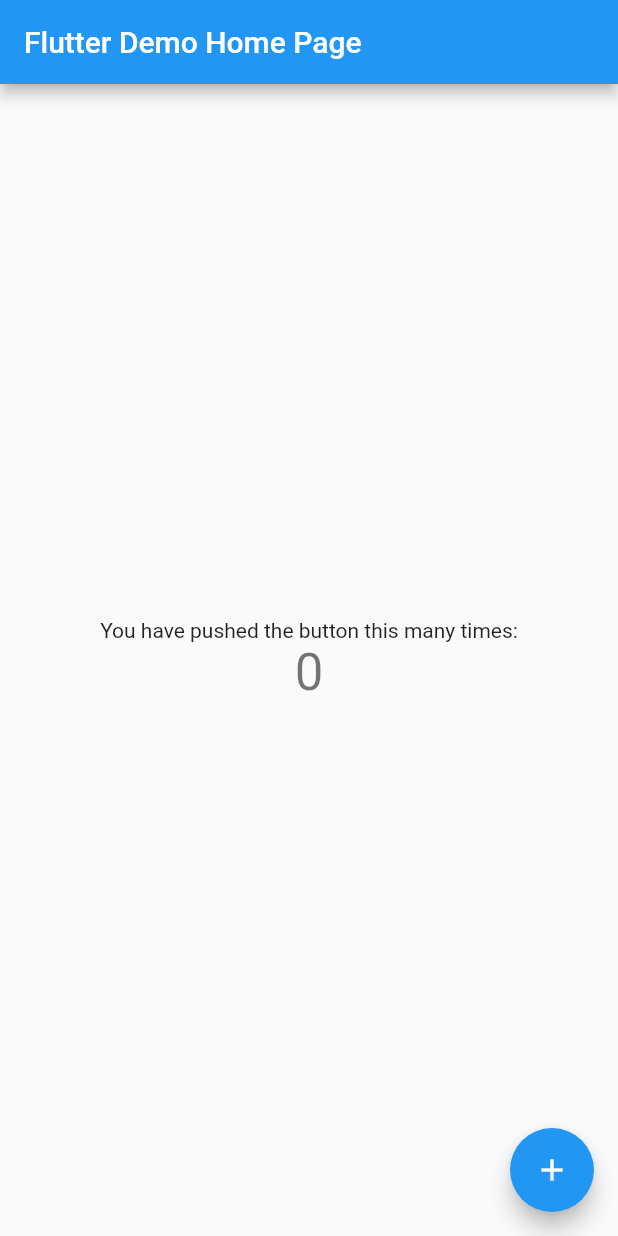
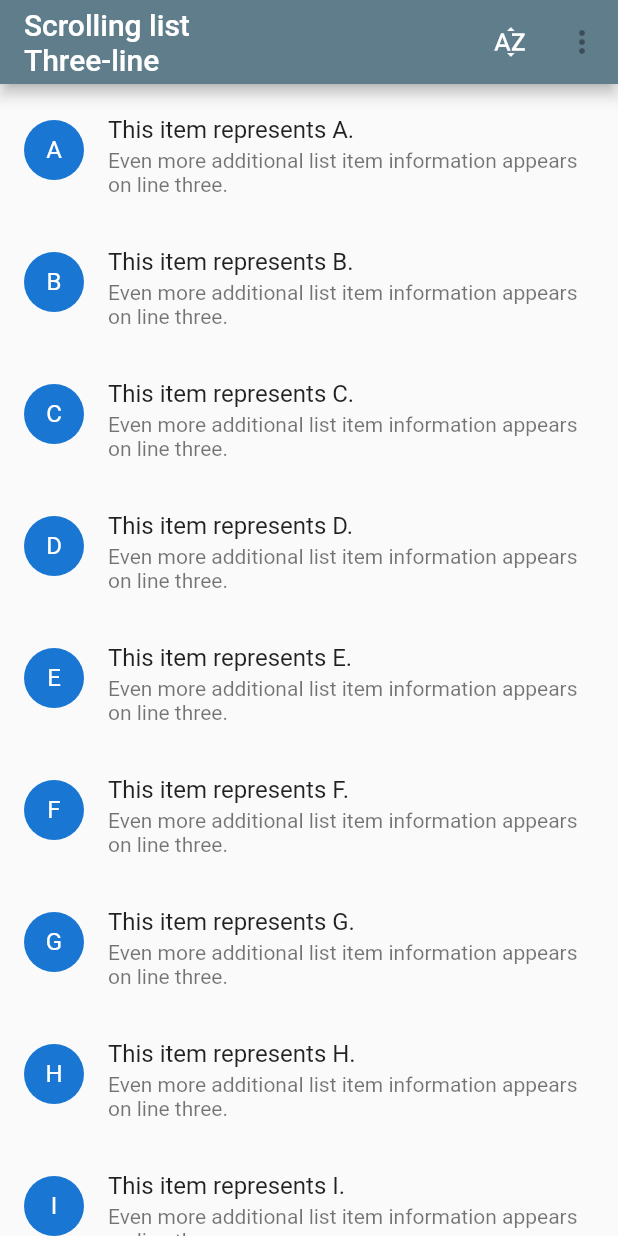
Before and after one commit to jeffhongxiao/flutter_gallery_material_list, a Flutter app: the screen it shows after launch, on a phone screen of 412 x 824 dp. Run offline on Flutter 3.47's test engine with Material 2 defaults, Android fonts, the phone set to English and light mode, and no system bars; statements that could not run were skipped.

Commit message:
copy ListDemo from listdemo.dart in flutter_gallery

```diff
--- a/lib/main.dart
+++ b/lib/main.dart
@@ -3,107 +3,257 @@ import 'package:flutter/material.dart';
 void main() => runApp(new MyApp());
 
 class MyApp extends StatelessWidget {
-  // This widget is the root of your application.
   @override
   Widget build(BuildContext context) {
+    final themeData = new ThemeData(
+      primaryColor: Colors.blueGrey,
+    );
+
     return new MaterialApp(
-      title: 'Flutter Demo',
-      theme: new ThemeData(
-        // This is the theme of your application.
-        //
-        // Try running your application with "flutter run". You'll see the
-        // application has a blue toolbar. Then, without quitting the app, try
-        // changing the primarySwatch below to Colors.green and then invoke
-        // "hot reload" (press "r" in the console where you ran "flutter run",
-        // or press Run > Flutter Hot Reload in IntelliJ). Notice that the
-        // counter didn't reset back to zero; the application is not restarted.
-        primarySwatch: Colors.blue,
-      ),
-      home: new MyHomePage(title: 'Flutter Demo Home Page'),
+      title: 'List Demo from Flutter Gallery',
+      //theme: new ThemeData.dark(),
+      theme: themeData,
+      home: new ListDemo(),
     );
   }
 }
 
-class MyHomePage extends StatefulWidget {
-  MyHomePage({Key key, this.title}) : super(key: key);
 
-  // This widget is the home page of your application. It is stateful, meaning
-  // that it has a State object (defined below) that contains fields that affect
-  // how it looks.
+enum _MaterialListType {
+  /// A list tile that contains a single line of text.
+  oneLine,
 
-  // This class is the configuration for the state. It holds the values (in this
-  // case the title) provided by the parent (in this case the App widget) and
-  // used by the build method of the State. Fields in a Widget subclass are
-  // always marked "final".
+  /// A list tile that contains a [CircleAvatar] followed by a single line of text.
+  oneLineWithAvatar,
 
-  final String title;
+  /// A list tile that contains two lines of text.
+  twoLine,
+
+  /// A list tile that contains three lines of text.
+  threeLine,
+}
+
+class ListDemo extends StatefulWidget {
+  const ListDemo({ Key key }) : super(key: key);
+
+  static const String routeName = '/material/list';
 
   @override
-  _MyHomePageState createState() => new _MyHomePageState();
+  _ListDemoState createState() => new _ListDemoState();
 }
 
-class _MyHomePageState extends State<MyHomePage> {
-  int _counter = 0;
+class _ListDemoState extends State<ListDemo> {
+  static final GlobalKey<ScaffoldState> scaffoldKey = new GlobalKey<ScaffoldState>();
 
-  void _incrementCounter() {
+  PersistentBottomSheetController<Null> _bottomSheet;
+  _MaterialListType _itemType = _MaterialListType.threeLine;
+  bool _dense = false;
+  bool _showAvatars = true;
+  bool _showIcons = false;
+  bool _showDividers = false;
+  bool _reverseSort = false;
+  List<String> items = <String>[
+    'A', 'B', 'C', 'D', 'E', 'F', 'G', 'H', 'I', 'J', 'K', 'L', 'M', 'N',
+  ];
+
+  void changeItemType(_MaterialListType type) {
     setState(() {
-      // This call to setState tells the Flutter framework that something has
-      // changed in this State, which causes it to rerun the build method below
-      // so that the display can reflect the updated values. If we changed
-      // _counter without calling setState(), then the build method would not be
-      // called again, and so nothing would appear to happen.
-      _counter++;
+      _itemType = type;
     });
+    _bottomSheet?.setState(() { });
+  }
+
+  void _showConfigurationSheet() {
+    final PersistentBottomSheetController<Null> bottomSheet = scaffoldKey.currentState.showBottomSheet((BuildContext bottomSheetContext) {
+      return new Container(
+        decoration: const BoxDecoration(
+          border: const Border(top: const BorderSide(color: Colors.black26)),
+        ),
+        child: new ListView(
+          shrinkWrap: true,
+          primary: false,
+          children: <Widget>[
+            new MergeSemantics(
+              child: new ListTile(
+                dense: true,
+                title: const Text('One-line'),
+                trailing: new Radio<_MaterialListType>(
+                  value: _showAvatars ? _MaterialListType.oneLineWithAvatar : _MaterialListType.oneLine,
+                  groupValue: _itemType,
+                  onChanged: changeItemType,
+                )
+              ),
+            ),
+            new MergeSemantics(
+              child: new ListTile(
+                dense: true,
+                title: const Text('Two-line'),
+                trailing: new Radio<_MaterialListType>(
+                  value: _MaterialListType.twoLine,
+                  groupValue: _itemType,
+                  onChanged: changeItemType,
+                )
+              ),
+            ),
+            new MergeSemantics(
+              child: new ListTile(
+                dense: true,
+                title: const Text('Three-line'),
+                trailing: new Radio<_MaterialListType>(
+                  value: _MaterialListType.threeLine,
+                  groupValue: _itemType,
+                  onChanged: changeItemType,
+                ),
+              ),
+            ),
+            new MergeSemantics(
+              child: new ListTile(
+                dense: true,
+                title: const Text('Show avatar'),
+                trailing: new Checkbox(
+                  value: _showAvatars,
+                  onChanged: (bool value) {
+                    setState(() {
+                      _showAvatars = value;
+                    });
+                    _bottomSheet?.setState(() { });
+                  },
+                ),
+              ),
+            ),
+            new MergeSemantics(
+              child: new ListTile(
+                dense: true,
+                title: const Text('Show icon'),
+                trailing: new Checkbox(
+                  value: _showIcons,
+                  onChanged: (bool value) {
+                    setState(() {
+                      _showIcons = value;
+                    });
+                    _bottomSheet?.setState(() { });
+                  },
+                ),
+              ),
+            ),
+            new MergeSemantics(
+              child: new ListTile(
+                dense: true,
+                title: const Text('Show dividers'),
+                trailing: new Checkbox(
+                  value: _showDividers,
+                  onChanged: (bool value) {
+                    setState(() {
+                      _showDividers = value;
+                    });
+                    _bottomSheet?.setState(() { });
+                  },
+                ),
+              ),
+            ),
+            new MergeSemantics(
+              child: new ListTile(
+                dense: true,
+                title: const Text('Dense layout'),
+                trailing: new Checkbox(
+                  value: _dense,
+                  onChanged: (bool value) {
+                    setState(() {
+                      _dense = value;
+                    });
+                    _bottomSheet?.setState(() { });
+                  },
+                ),
+              ),
+            ),
+          ],
+        ),
+      );
+    });
+
+    setState(() {
+      _bottomSheet = bottomSheet;
+    });
+
+    _bottomSheet.closed.whenComplete(() {
+      if (mounted) {
+        setState(() {
+          _bottomSheet = null;
+        });
+      }
+    });
+  }
+
+  Widget buildListTile(BuildContext context, String item) {
+    Widget secondary;
+    if (_itemType == _MaterialListType.twoLine) {
+      secondary = const Text('Additional item information.');
+    } else if (_itemType == _MaterialListType.threeLine) {
+      secondary = const Text(
+        'Even more additional list item information appears on line three.',
+      );
+    }
+    return new MergeSemantics(
+      child: new ListTile(
+        isThreeLine: _itemType == _MaterialListType.threeLine,
+        dense: _dense,
+        leading: _showAvatars ? new ExcludeSemantics(child: new CircleAvatar(child: new Text(item))) : null,
+        title: new Text('This item represents $item.'),
+        subtitle: secondary,
+        trailing: _showIcons ? new Icon(Icons.info, color: Theme.of(context).disabledColor) : null,
+      ),
+    );
   }
 
   @override
   Widget build(BuildContext context) {
-    // This method is rerun every time setState is called, for instance as done
-    // by the _incrementCounter method above.
-    //
-    // The Flutter framework has been optimized to make rerunning build methods
-    // fast, so that you can just rebuild anything that needs updating rather
-    // than having to individually change instances of widgets.
+    final String layoutText = _dense ? ' \u2013 Dense' : '';
+    String itemTypeText;
+    switch (_itemType) {
+      case _MaterialListType.oneLine:
+      case _MaterialListType.oneLineWithAvatar:
+        itemTypeText = 'Single-line';
+        break;
+      case _MaterialListType.twoLine:
+        itemTypeText = 'Two-line';
+        break;
+      case _MaterialListType.threeLine:
+        itemTypeText = 'Three-line';
+        break;
+    }
+
+    Iterable<Widget> listTiles = items.map((String item) => buildListTile(context, item));
+    if (_showDividers)
+      listTiles = ListTile.divideTiles(context: context, tiles: listTiles);
+
     return new Scaffold(
+      key: scaffoldKey,
       appBar: new AppBar(
-        // Here we take the value from the MyHomePage object that was created by
-        // the App.build method, and use it to set our appbar title.
-        title: new Text(widget.title),
+        title: new Text('Scrolling list\n$itemTypeText$layoutText'),
+        actions: <Widget>[
+          new IconButton(
+            icon: const Icon(Icons.sort_by_alpha),
+            tooltip: 'Sort',
+            onPressed: () {
+              setState(() {
+                _reverseSort = !_reverseSort;
+                items.sort((String a, String b) => _reverseSort ? b.compareTo(a) : a.compareTo(b));
+              });
+            },
+          ),
+          new IconButton(
+            icon: const Icon(Icons.more_vert),
+            tooltip: 'Show menu',
+            onPressed: _bottomSheet == null ? _showConfigurationSheet : null,
+          ),
+        ],
       ),
-      body: new Center(
-        // Center is a layout widget. It takes a single child and positions it
-        // in the middle of the parent.
-        child: new Column(
-          // Column is also layout widget. It takes a list of children and
-          // arranges them vertically. By default, it sizes itself to fit its
-          // children horizontally, and tries to be as tall as its parent.
-          //
-          // Invoke "debug paint" (press "p" in the console where you ran
-          // "flutter run", or select "Toggle Debug Paint" from the Flutter tool
-          // window in IntelliJ) to see the wireframe for each widget.
-          //
-          // Column has various properties to control how it sizes itself and
-          // how it positions its children. Here we use mainAxisAlignment to
-          // center the children vertically; the main axis here is the vertical
-          // axis because Columns are vertical (the cross axis would be
-          // horizontal).
-          mainAxisAlignment: MainAxisAlignment.center,
-          children: <Widget>[
-            new Text(
-              'You have pushed the button this many times:',
-            ),
-            new Text(
-              '$_counter',
-              style: Theme.of(context).textTheme.display1,
-            ),
-          ],
+      body: new Scrollbar(
+        child: new ListView(
+          padding: new EdgeInsets.symmetric(vertical: _dense ? 4.0 : 8.0),
+          children: listTiles.toList(),
         ),
       ),
-      floatingActionButton: new FloatingActionButton(
-        onPressed: _incrementCounter,
-        tooltip: 'Increment',
-        child: new Icon(Icons.add),
-      ), // This trailing comma makes auto-formatting nicer for build methods.
     );
   }
 }
```
